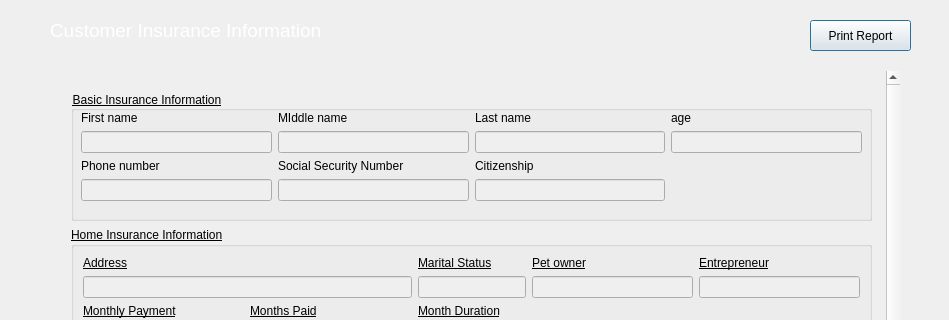
First picture: the form in InsuranceProgram2/PolicyDetailsView.ui, repository TadeoBennett/InsuranceProgram2, before the edit; both pictures show x 0 to 949 and y 0 to 320 of the 949 by 671 pixel window.
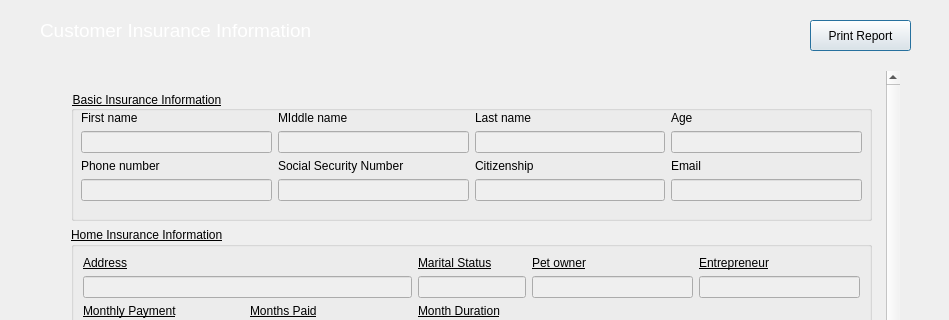
Second picture: the form after the edit.

What changed in the file:
```diff
--- a/InsuranceProgram2/PolicyDetailsView.ui
+++ b/InsuranceProgram2/PolicyDetailsView.ui
@@ -126,7 +126,7 @@
          <item row="0" column="3">
           <widget class="QLabel" name="label_47">
            <property name="text">
-            <string>age</string>
+            <string>Age</string>
            </property>
           </widget>
          </item>
@@ -200,6 +200,20 @@
            </property>
           </widget>
          </item>
+         <item row="2" column="3">
+          <widget class="QLabel" name="label">
+           <property name="text">
+            <string>Email</string>
+           </property>
+          </widget>
+         </item>
+         <item row="3" column="3">
+          <widget class="QLineEdit" name="email">
+           <property name="enabled">
+            <bool>false</bool>
+           </property>
+          </widget>
+         </item>
         </layout>
        </widget>
       </item>
@@ -731,7 +745,7 @@
   <widget class="QLabel" name="titleLabel">
    <property name="geometry">
     <rect>
-     <x>50</x>
+     <x>40</x>
      <y>10</y>
      <width>291</width>
      <height>41</height>
```
